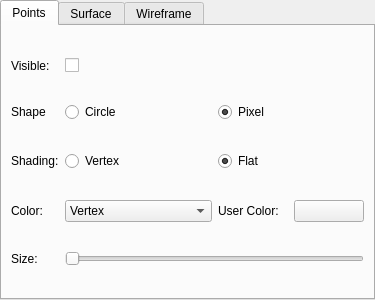
This is src/ext/qt/gui/mesh_render_settings_frame.ui in cnr-isti-vclab/vclib as Qt 5 draws it before an edit. The edited form follows.
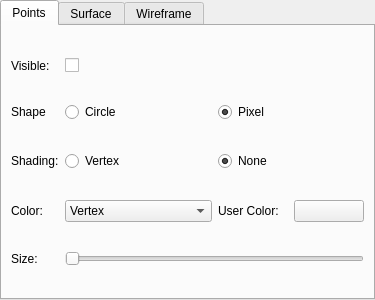
This is the edited form. The open tabs and pages were chosen to show the change.

Commit message: point shading on mesh render settings frame

```diff
--- a/src/ext/qt/gui/mesh_render_settings_frame.ui
+++ b/src/ext/qt/gui/mesh_render_settings_frame.ui
@@ -232,7 +232,7 @@
        <item row="3" column="2">
         <widget class="QRadioButton" name="pointShadingFlatRadioButton">
          <property name="text">
-          <string>Flat</string>
+          <string>None</string>
          </property>
          <property name="checked">
           <bool>true</bool>
```
Left out of the diff: 4 changed lines with no effect on the pictures. The commit also changes 2 other files.
